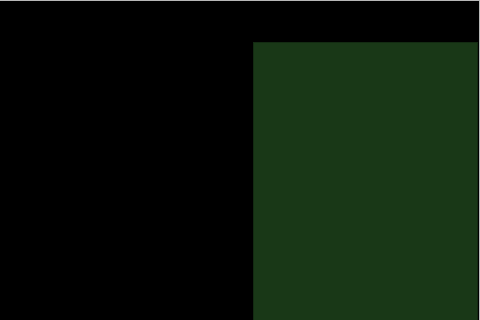
The window that GUIFuncional/GUIDrawXY.ui (andresxvalencia/CNC_DrawXY) describes before a commit, drawn with Qt 5; both pictures show x 526 to 1006 and y 0 to 320 of the 1006 by 690 pixel window.
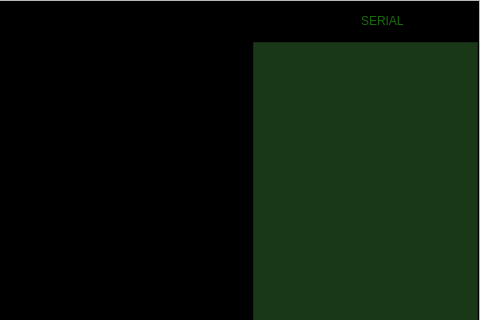
The same window after the commit. Icons and pictures are not drawn.

```diff
--- a/GUIFuncional/GUIDrawXY.ui
+++ b/GUIFuncional/GUIDrawXY.ui
@@ -199,6 +199,17 @@
             </property>
            </spacer>
           </item>
+          <item>
+           <widget class="QLabel" name="label_3">
+            <property name="styleSheet">
+             <string notr="true">font: 87 8pt &quot;Arial Black&quot;;
+color: #186a0d;</string>
+            </property>
+            <property name="text">
+             <string>SERIAL</string>
+            </property>
+           </widget>
+          </item>
           <item>
            <widget class="QPushButton" name="pushButton">
             <property name="minimumSize">
```
Left out of the diff: 2 changed lines with no effect on the pictures.
